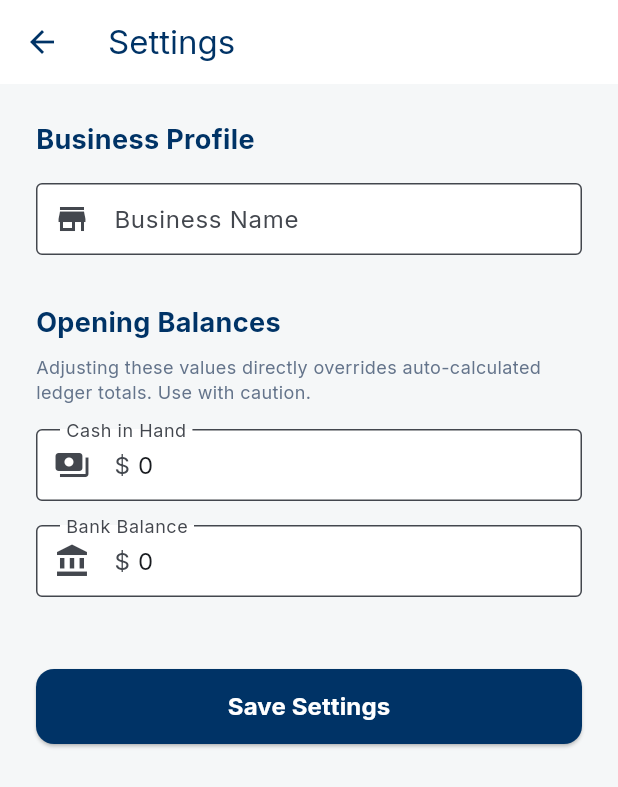
After one commit to ShaikhNabeelShabbir/ledgerly_app, a Flutter app: the screen it shows once a user with an empty profile is signed in, after a tap on "Settings", on a phone screen of 412 x 824 dp. The commit adds this screen. Shown: the top 787 px of the screen. Run offline on Flutter 3.47's test engine with Material 3 defaults, Android fonts, the phone set to English and light mode, and no system bars; our stand-ins replace google_fonts, supabase_flutter; accounts and stored records are empty; network calls fail.

Commit message:
added :  a settings page

```diff
--- /dev/null
+++ b/lib/screens/settings_screen.dart
@@ -0,0 +1,144 @@
+import 'package:flutter/material.dart';
+import 'package:ledgerly_app/theme/app_theme.dart';
+import 'package:supabase_flutter/supabase_flutter.dart';
+
+class SettingsScreen extends StatefulWidget {
+  final Map<String, dynamic> initialProfile;
+
+  const SettingsScreen({super.key, required this.initialProfile});
+
+  @override
+  State<SettingsScreen> createState() => _SettingsScreenState();
+}
+
+class _SettingsScreenState extends State<SettingsScreen> {
+  late TextEditingController _businessNameController;
+  late TextEditingController _cashController;
+  late TextEditingController _bankController;
+  final _userId = Supabase.instance.client.auth.currentUser?.id;
+  bool _isLoading = false;
+
+  @override
+  void initState() {
+    super.initState();
+    _businessNameController = TextEditingController(text: widget.initialProfile['business_name'] ?? '');
+    _cashController = TextEditingController(text: (widget.initialProfile['cash_in_hand'] ?? 0).toString());
+    _bankController = TextEditingController(text: (widget.initialProfile['bank_balance'] ?? 0).toString());
+  }
+
+  @override
+  void dispose() {
+    _businessNameController.dispose();
+    _cashController.dispose();
+    _bankController.dispose();
+    super.dispose();
+  }
+
+  Future<void> _saveSettings() async {
+    setState(() => _isLoading = true);
+
+    try {
+      final cashVal = double.tryParse(_cashController.text) ?? 0.0;
+      final bankVal = double.tryParse(_bankController.text) ?? 0.0;
+
+      await Supabase.instance.client.from('profiles').update({
+        'business_name': _businessNameController.text,
+        'cash_in_hand': cashVal,
+        'bank_balance': bankVal,
+      }).eq('id', _userId!);
+
+      if (mounted) {
+        ScaffoldMessenger.of(context).showSnackBar(const SnackBar(content: Text('Settings saved successfully'), backgroundColor: AppColors.success));
+        Navigator.pop(context); // Go back to dashboard
+      }
+    } catch (e) {
+      if (mounted) {
+        ScaffoldMessenger.of(context).showSnackBar(SnackBar(content: Text('Error saving settings: $e'), backgroundColor: AppColors.danger));
+      }
+    } finally {
+      setState(() => _isLoading = false);
+    }
+  }
+
+  @override
+  Widget build(BuildContext context) {
+    return Scaffold(
+      backgroundColor: Theme.of(context).scaffoldBackgroundColor,
+      appBar: AppBar(
+        title: const Text('Settings'),
+        backgroundColor: Theme.of(context).appBarTheme.backgroundColor,
+        foregroundColor: AppColors.primary,
+        elevation: 0,
+      ),
+      body: SingleChildScrollView(
+        padding: const EdgeInsets.all(24.0),
+        child: Column(
+          crossAxisAlignment: CrossAxisAlignment.start,
+          children: [
+            const Text(
+              'Business Profile',
+              style: TextStyle(fontSize: 18, fontWeight: FontWeight.bold, color: AppColors.primary),
+            ),
+            const SizedBox(height: 16),
+            TextField(
+              controller: _businessNameController,
+              decoration: const InputDecoration(
+                labelText: 'Business Name',
+                border: OutlineInputBorder(),
+                prefixIcon: Icon(Icons.store),
+              ),
+            ),
+            const SizedBox(height: 32),
+            const Text(
+              'Opening Balances',
+              style: TextStyle(fontSize: 18, fontWeight: FontWeight.bold, color: AppColors.primary),
+            ),
+            const SizedBox(height: 8),
+            const Text(
+              'Adjusting these values directly overrides auto-calculated ledger totals. Use with caution.',
+              style: TextStyle(fontSize: 12, color: AppColors.slate500),
+            ),
+            const SizedBox(height: 16),
+            TextField(
+              controller: _cashController,
+              keyboardType: const TextInputType.numberWithOptions(decimal: true),
+              decoration: const InputDecoration(
+                labelText: 'Cash in Hand',
+                border: OutlineInputBorder(),
+                prefixIcon: Icon(Icons.payments),
+                prefixText: '\$ ',
+              ),
+            ),
+            const SizedBox(height: 16),
+            TextField(
+              controller: _bankController,
+              keyboardType: const TextInputType.numberWithOptions(decimal: true),
+              decoration: const InputDecoration(
+                labelText: 'Bank Balance',
+                border: OutlineInputBorder(),
+                prefixIcon: Icon(Icons.account_balance),
+                prefixText: '\$ ',
+              ),
+            ),
+            const SizedBox(height: 48),
+            SizedBox(
+              width: double.infinity,
+              height: 50,
+              child: ElevatedButton(
+                onPressed: _isLoading ? null : _saveSettings,
+                style: ElevatedButton.styleFrom(
+                  backgroundColor: AppColors.primary,
+                  foregroundColor: Colors.white,
+                  shape: RoundedRectangleBorder(borderRadius: BorderRadius.circular(12)),
+                ),
+                child: _isLoading
+                    ? const SizedBox(height: 20, width: 20, child: CircularProgressIndicator(color: Colors.white, strokeWidth: 2))
+                    : const Text('Save Settings', style: TextStyle(fontSize: 16, fontWeight: FontWeight.bold)),
+              ),
+            ),
+          ],
+        ),
+      ),
+    );
+  }
+}
```
Also changed, not shown: lib/screens/dashboard_screen.dart (+16 -46 lines).
